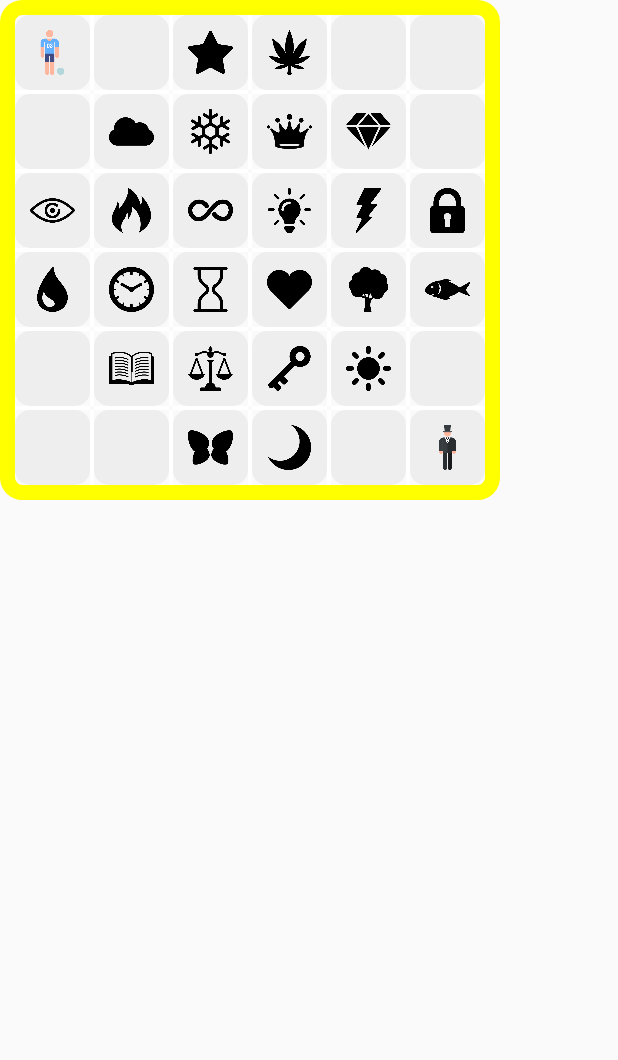
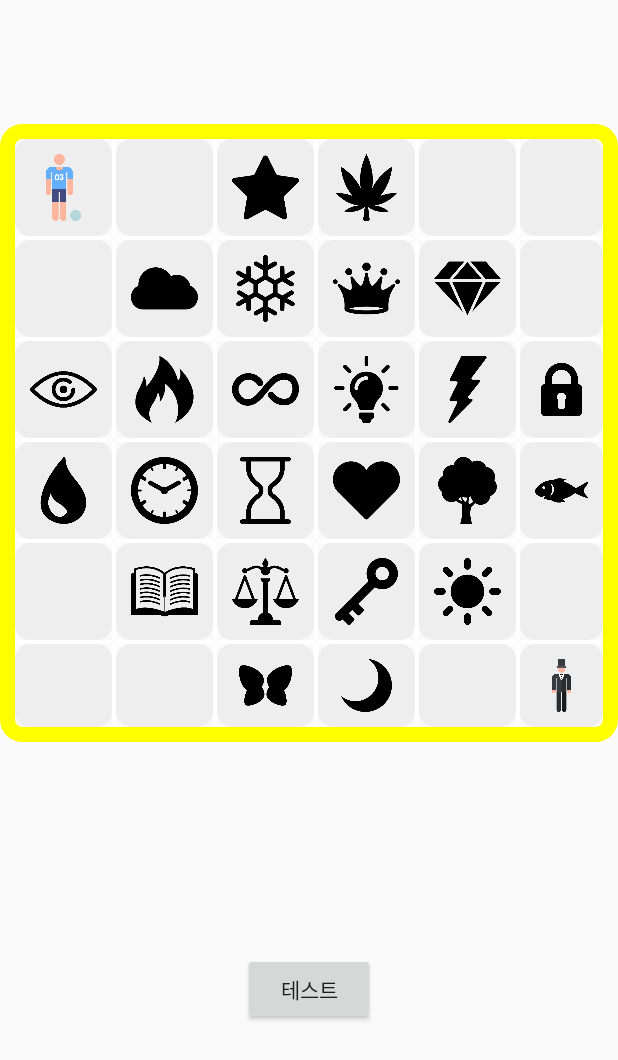
Before and after one commit to znspdlf15/TMagicLabyrinth, an Android app: the GameActivity screen opened directly, with no data from a screen before it, on a phone screen of 412 x 824 dp. Shown: the top 1060 px of the screen. Run offline under Robolectric (Android 15) with nearby library versions, the light colour scheme and no system bars.

Commit message:
Done: 1. constraint layout apply TBD 1. make dice

```diff
--- a/app/src/main/java/com/tWilliam/MagicLabyrinth/Game/TGameBoard.java
+++ b/app/src/main/java/com/tWilliam/MagicLabyrinth/Game/TGameBoard.java
@@ -20,10 +20,10 @@ public class TGameBoard extends RelativeLayout {
     private TWall[][] verticalWalls;
     private TWall[][] horizontalWalls;
 
-    private int locationWidth = 50;
-    private int locationHeight = 50;
+    private int locationWidth = 65;
+    private int locationHeight = 65;
     private int wallWidth = 3;
-    private int wallHeight = 50;
+    private int wallHeight = 65;
 
     private ArrayList<TPlayer> playerLocations = new ArrayList<>();
     private TPlayer[] players;
@@ -355,7 +355,6 @@ public class TGameBoard extends RelativeLayout {
     }
 
     public void unhighlightLocations(){
-        Log.d(this.getClass().getSimpleName(), "reset list !!!");
         for ( TLocation item: resetList ){
             item.setHighlight(TLocation.highlightType.normal);
         }
@@ -371,6 +370,14 @@ public class TGameBoard extends RelativeLayout {
 
     public void moveFailPlayer(TPlayer movingPlayer, int targetX, int targetY){
 
+        int orgX = movingPlayer.getOrgX();
+        int orgY = movingPlayer.getOrgY();
+        movingPlayer.setX(orgX);
+        movingPlayer.setY(orgY);
+        movingPlayer.getLocation().setX(locationMap[orgY][orgX].getX());
+        movingPlayer.getLocation().setY(locationMap[orgY][orgX].getY());
+
+        this.unhighlightLocations();
     }
 
     public void highlightNearPlayer(TPlayer player, boolean highlightOn){
--- a/app/src/main/java/com/tWilliam/MagicLabyrinth/Game/TWall.java
+++ b/app/src/main/java/com/tWilliam/MagicLabyrinth/Game/TWall.java
@@ -6,6 +6,8 @@ import android.graphics.Color;
 import android.os.Handler;
 
 import com.tWilliam.MagicLabyrinth.R;
+
+import java.lang.reflect.Method;
 
 public class TWall extends TMap {
     private boolean isWall;
@@ -41,26 +43,19 @@ public class TWall extends TMap {
 
     public void blink(){
         Handler handler = new Handler();
+
+        for ( int i = 1; i <= 4; i++ ) {
             handler.postDelayed(new Runnable() {
                 public void run() {
                     setBackgroundColor(Color.parseColor("#ff0000"));
                 }
-        }, 300);
+            }, 600 * i - 300);
             handler.postDelayed(new Runnable() {
                 public void run() {
                     setBackgroundColor(Color.parseColor("#ffffff"));
                 }
-        }, 600);
-        handler.postDelayed(new Runnable() {
-            public void run() {
-                setBackgroundColor(Color.parseColor("#ff0000"));
+            }, 600 * i);
         }
-        }, 900);
-        handler.postDelayed(new Runnable() {
-            public void run() {
-                setBackgroundColor(Color.parseColor("#ffffff"));
-            }
-        }, 1200);
     }
 
     public void setWall(boolean wall){
--- a/app/src/main/java/com/tWilliam/MagicLabyrinth/Player/TPlayer.java
+++ b/app/src/main/java/com/tWilliam/MagicLabyrinth/Player/TPlayer.java
@@ -8,9 +8,14 @@ public class TPlayer {
     private TLocation location;
     private int x;
     private int y;
+    private int org_x;
+    private int org_y;
 
     public TPlayer(int imageId) {
         this.setImageId(imageId);
+
+        this.org_x = -1;
+        this.org_y = -1;
     }
     public void setImageId(int id){
         imageId = id;
@@ -30,11 +35,19 @@ public class TPlayer {
     }
     public void setX(int x) {
         this.x = x;
+        if ( this.org_x < 0 ) {
+            this.org_x = x;
+        }
     }
     public int getY() {
         return y;
     }
     public void setY(int y) {
         this.y = y;
+        if ( this.org_y < 0 ) {
+            this.org_y = y;
+        }
     }
+    public int getOrgX() { return org_x; }
+    public int getOrgY() { return org_y; }
 }
--- a/app/src/main/res/layout/activity_game.xml
+++ b/app/src/main/res/layout/activity_game.xml
@@ -1,19 +1,90 @@
 <?xml version="1.0" encoding="utf-8"?>
 <android.support.constraint.ConstraintLayout
     xmlns:android="http://schemas.android.com/apk/res/android" android:layout_width="match_parent"
+    xmlns:app="http://schemas.android.com/apk/res-auto"
+    xmlns:tools="http://schemas.android.com/tools"
     android:layout_height="match_parent">
 
-    <RelativeLayout
+    <android.support.constraint.ConstraintLayout
         android:layout_width="match_parent"
         android:layout_height="match_parent">
-        <RelativeLayout
+
+        <android.support.constraint.Guideline
+            android:id="@+id/top_guideline"
             android:layout_width="wrap_content"
             android:layout_height="wrap_content"
+            android:orientation="horizontal"
+            app:layout_constraintGuide_percent="0.1" />
+        <android.support.constraint.Guideline
+            android:id="@+id/bottom_guideline"
+            android:layout_width="wrap_content"
+            android:layout_height="wrap_content"
+            android:orientation="horizontal"
+            app:layout_constraintGuide_percent="0.6" />
+
+        <RelativeLayout
+            android:layout_width="0dp"
+            android:layout_height="0dp"
             android:id="@+id/game_background"
-            android:background="@drawable/rounded_corner">
+            android:background="@drawable/rounded_corner"
+            app:layout_constraintLeft_toLeftOf="parent"
+            app:layout_constraintRight_toRightOf="parent"
+            app:layout_constraintTop_toBottomOf="@id/top_guideline"
+            app:layout_constraintBottom_toTopOf="@id/game_status_board">
 
         </RelativeLayout>
-    </RelativeLayout>
+
+        <android.support.constraint.ConstraintLayout
+            android:id="@+id/game_status_board"
+            android:layout_width="0dp"
+            android:layout_height="0dp"
+            app:layout_constraintBottom_toBottomOf="parent"
+            app:layout_constraintLeft_toLeftOf="parent"
+            app:layout_constraintRight_toRightOf="parent"
+            app:layout_constraintTop_toBottomOf="@id/bottom_guideline">
+
+            <android.support.constraint.ConstraintLayout
+                android:id="@+id/game_status_board_left"
+                android:layout_width="wrap_content"
+                android:layout_height="wrap_content"
+                app:layout_constraintBottom_toBottomOf="parent"
+                app:layout_constraintLeft_toLeftOf="parent"
+                app:layout_constraintRight_toLeftOf="@id/game_status_board_center"
+                app:layout_constraintTop_toTopOf="parent">
+
+            </android.support.constraint.ConstraintLayout>
+
+            <android.support.constraint.ConstraintLayout
+                android:id="@+id/game_status_board_center"
+                android:layout_width="wrap_content"
+                android:layout_height="wrap_content"
+                app:layout_constraintBottom_toBottomOf="parent"
+                app:layout_constraintLeft_toRightOf="@id/game_status_board_left"
+                app:layout_constraintRight_toLeftOf="@id/game_status_board_right"
+                app:layout_constraintTop_toTopOf="parent">
+
+                <Button
+                    android:layout_width="wrap_content"
+                    android:layout_height="wrap_content"
+                    android:text="테스트"
+                    app:layout_constraintBottom_toBottomOf="parent"
+                    app:layout_constraintLeft_toLeftOf="parent"
+                    app:layout_constraintRight_toRightOf="parent"
+                    app:layout_constraintTop_toTopOf="parent" />
+            </android.support.constraint.ConstraintLayout>
+
+            <android.support.constraint.ConstraintLayout
+                android:id="@+id/game_status_board_right"
+                android:layout_width="wrap_content"
+                android:layout_height="wrap_content"
+                app:layout_constraintBottom_toBottomOf="parent"
+                app:layout_constraintLeft_toRightOf="@id/game_status_board_center"
+                app:layout_constraintRight_toRightOf="parent"
+                app:layout_constraintTop_toBottomOf="parent">
+
+            </android.support.constraint.ConstraintLayout>
+        </android.support.constraint.ConstraintLayout>
+    </android.support.constraint.ConstraintLayout>
 
 
 </android.support.constraint.ConstraintLayout>
```
Lines whose indentation alone changed are shown as unchanged.
